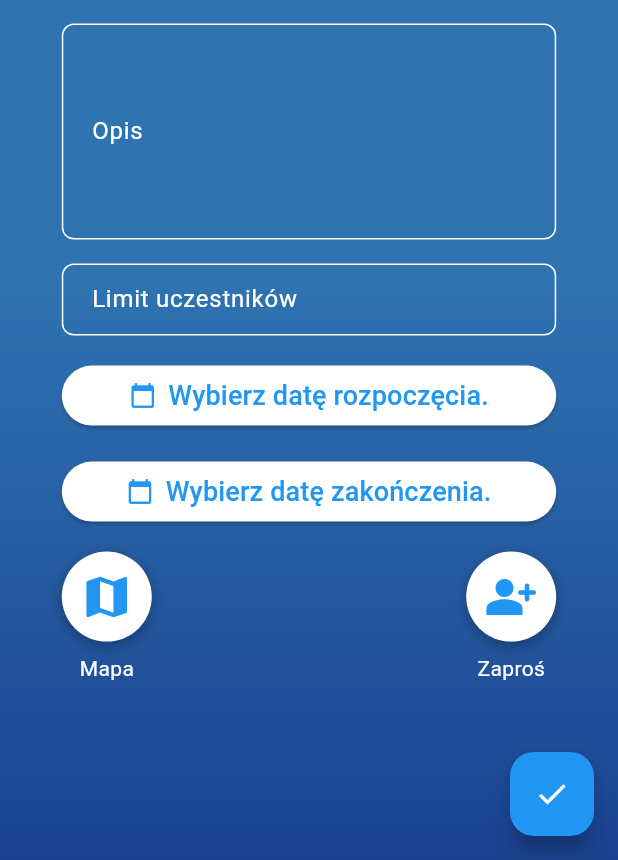
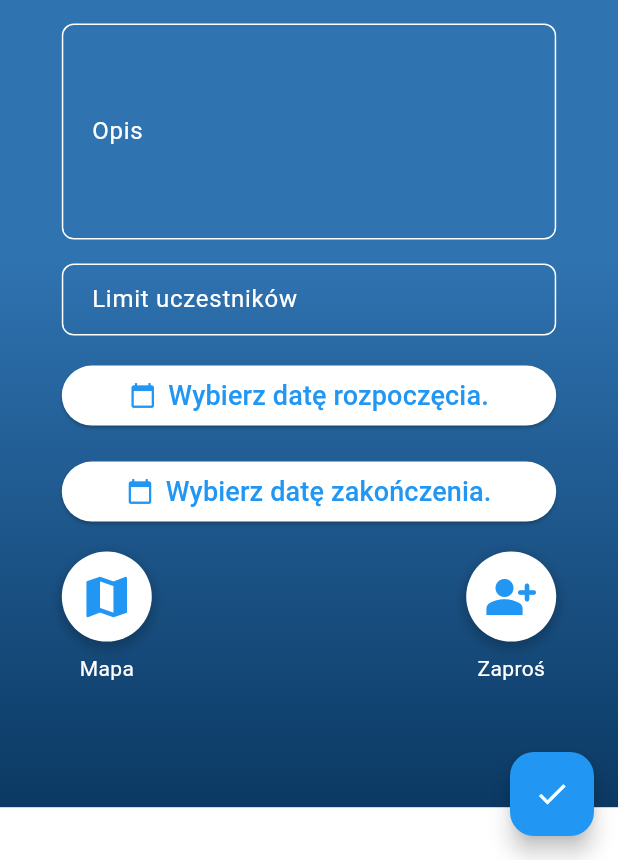
Before and after one commit to KZielinskii/Tourips, a Flutter app: the AddEventScreen screen opened directly, on a phone screen of 412 x 824 dp, the part 376-1236 px from its top. Run offline on Flutter 3.47's test engine with Material 3 defaults, Android fonts, the phone set to English and light mode, and no system bars; our stand-ins replace cloud_firestore, firebase_auth, firebase_core, firebase_storage, geolocator, google_maps_flutter and 1 more; missing offline and left inert: firebase_app_check; accounts and stored records are empty.

Commit message:
corrected missed application colors

```diff
--- a/lib/screens/add_event/add_event_view.dart
+++ b/lib/screens/add_event/add_event_view.dart
@@ -129,7 +129,7 @@ class AddEventView extends State<AddEventScreen> {
             colors: [
               hexStringToColor("2F73B1"),
               hexStringToColor("2F73B1"),
-              hexStringToColor("1A4290"),
+              hexStringToColor("0B3963"),
             ],
             begin: Alignment.topCenter,
             end: Alignment.bottomCenter,
@@ -141,7 +141,7 @@ class AddEventView extends State<AddEventScreen> {
                 MediaQuery.of(context).size.width * 0.1,
                 MediaQuery.of(context).size.height * 0.1,
                 MediaQuery.of(context).size.width * 0.1,
-                MediaQuery.of(context).size.height * 0.4
+                MediaQuery.of(context).size.height * 0.1
             ),
             child: Column(
               children: [
--- a/lib/screens/profile/profile_screen.dart
+++ b/lib/screens/profile/profile_screen.dart
@@ -233,7 +233,7 @@ class _ProfileScreenState extends State<ProfileScreen> {
                   MediaQuery.of(context).size.width * 0.05,
                   MediaQuery.of(context).size.height * 0.1,
                   MediaQuery.of(context).size.width * 0.05,
-                  MediaQuery.of(context).size.height * 0.4),
+                  MediaQuery.of(context).size.height * 0.1),
               child: Padding(
                 padding: const EdgeInsets.all(16.0),
                 child: SingleChildScrollView(
```
